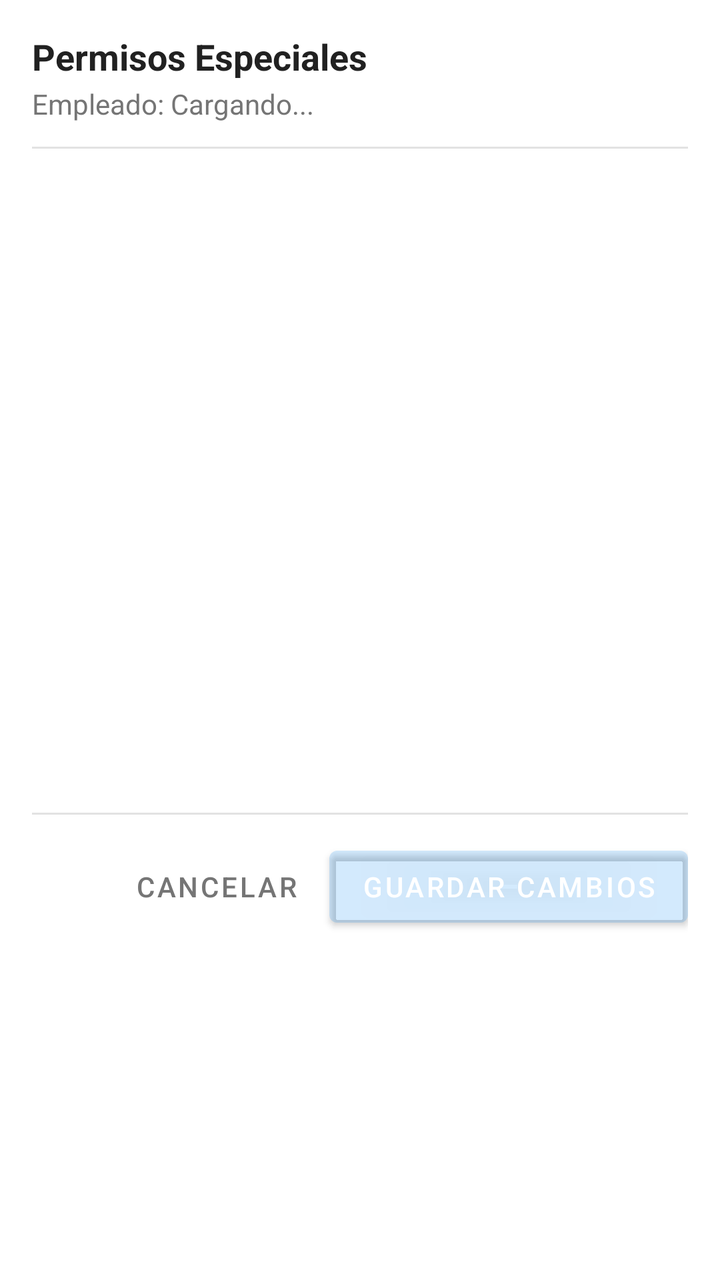
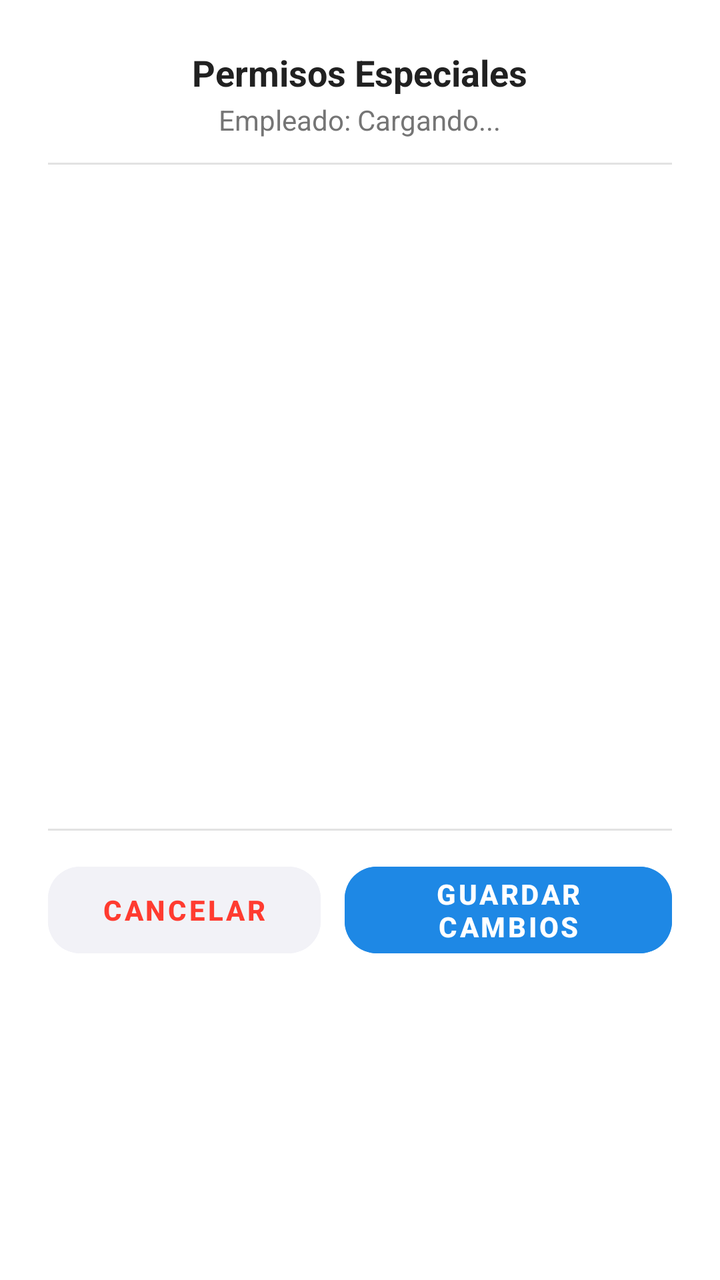

Screens rendered from an Android XML layout before and after an edit, with the pre-edit source and the edit as a unified diff.
<!-- AndroidManifest.xml: application theme Theme.VERIFY -->
<!-- res/layout/dialog_permisos_especiales.xml -->
<?xml version="1.0" encoding="utf-8"?>
<LinearLayout xmlns:android="http://schemas.android.com/apk/res/android"
    xmlns:app="http://schemas.android.com/apk/res-auto"
    android:layout_width="match_parent"
    android:layout_height="wrap_content"
    xmlns:tools="http://schemas.android.com/tools"
    android:background="@color/white_pure"
    android:orientation="vertical"
    android:padding="16dp">

    <TextView
        android:id="@+id/tv_title"
        android:layout_width="match_parent"
        android:layout_height="wrap_content"
        android:text="Permisos Especiales"
        android:textColor="@color/grey_text_dark"
        android:textSize="18sp"
        android:textStyle="bold" />

    <TextView
        android:id="@+id/tv_employee_subtitle"
        android:layout_width="match_parent"
        android:layout_height="wrap_content"
        android:layout_marginTop="2dp"
        android:text="Empleado: Cargando..."
        android:textColor="@color/grey_text_secondary"
        android:textSize="14sp" />

    <View
        android:layout_width="match_parent"
        android:layout_height="1dp"
        android:layout_marginTop="12dp"
        android:layout_marginBottom="12dp"
        android:background="@color/grey_text_secondary"
        android:alpha="0.2" />

    <androidx.recyclerview.widget.RecyclerView
        android:id="@+id/rv_permissions"
        android:layout_width="match_parent"
        android:layout_height="320dp"
        android:clipToPadding="false"
        android:paddingBottom="8dp"
        tools:listitem="@layout/item_permission_switch"/>

    <View
        android:layout_width="match_parent"
        android:layout_height="1dp"
        android:layout_marginBottom="12dp"
        android:background="@color/grey_text_secondary"
        android:alpha="0.2" />

    <LinearLayout
        android:layout_width="match_parent"
        android:layout_height="wrap_content"
        android:orientation="horizontal"
        android:gravity="end">

        <Button
            android:id="@+id/btn_cancel"
            style="@style/Widget.MaterialComponents.Button.TextButton"
            android:layout_width="wrap_content"
            android:layout_height="wrap_content"
            android:text="Cancelar"
            android:textColor="@color/grey_text_secondary" />

        <Button
            android:id="@+id/btn_save"
            android:layout_width="wrap_content"
            android:layout_height="wrap_content"
            android:layout_marginStart="8dp"
            android:text="Guardar Cambios"
            android:backgroundTint="@color/selected_item_blue"
            android:textColor="@color/white_pure" />
    </LinearLayout>

</LinearLayout>
<!-- res/layout/item_permission_switch.xml (included above) -->
<?xml version="1.0" encoding="utf-8"?>
<androidx.cardview.widget.CardView xmlns:android="http://schemas.android.com/apk/res/android"
    xmlns:app="http://schemas.android.com/apk/res-auto"
    android:layout_width="match_parent"
    android:layout_height="wrap_content"
    android:layout_marginHorizontal="12dp"
    android:layout_marginVertical="4dp"
    app:cardBackgroundColor="@color/white_pure"
    app:cardCornerRadius="8dp"
    app:cardElevation="2dp">

    <androidx.constraintlayout.widget.ConstraintLayout
        android:layout_width="match_parent"
        android:layout_height="wrap_content"
        android:padding="12dp">

        <TextView
            android:id="@+id/tv_permission_name"
            android:layout_width="0dp"
            android:layout_height="wrap_content"
            android:layout_marginEnd="16dp"
            android:text="Crear Ventas Directas"
            android:textColor="@color/grey_text_dark"
            android:textSize="15sp"
            android:textStyle="bold"
            app:layout_constraintEnd_toStartOf="@+id/switch_permission"
            app:layout_constraintStart_toStartOf="parent"
            app:layout_constraintTop_toTopOf="parent" />

        <TextView
            android:id="@+id/tv_permission_description"
            android:layout_width="0dp"
            android:layout_height="wrap_content"
            android:text="Módulo: Ventas (FUNC_VENTAS_CREATE)"
            android:textColor="@color/grey_text_secondary"
            android:textSize="12sp"
            app:layout_constraintEnd_toEndOf="@+id/tv_permission_name"
            app:layout_constraintStart_toStartOf="@+id/tv_permission_name"
            app:layout_constraintTop_toBottomOf="@+id/tv_permission_name" />

        <TextView
            android:id="@+id/tv_permission_source"
            android:layout_width="0dp"
            android:layout_height="wrap_content"
            android:layout_marginTop="2dp"
            android:text="👥 Heredado de su Rol"
            android:textColor="@color/selected_item_blue"
            android:textSize="11sp"
            android:textStyle="italic"
            app:layout_constraintBottom_toBottomOf="parent"
            app:layout_constraintEnd_toEndOf="@+id/tv_permission_description"
            app:layout_constraintStart_toStartOf="@+id/tv_permission_description"
            app:layout_constraintTop_toBottomOf="@+id/tv_permission_description" />

        <com.google.android.material.switchmaterial.SwitchMaterial
            android:id="@+id/switch_permission"
            android:layout_width="wrap_content"
            android:layout_height="wrap_content"
            app:layout_constraintBottom_toBottomOf="parent"
            app:layout_constraintEnd_toEndOf="parent"
            app:layout_constraintTop_toTopOf="parent" />

    </androidx.constraintlayout.widget.ConstraintLayout>

</androidx.cardview.widget.CardView>
<!-- resources referenced by this layout -->
<resources>
  <color name="grey_text_dark">#212121</color>
  <color name="grey_text_secondary">#757575</color>
  <color name="selected_item_blue">#1A2196F3</color>
  <color name="white_pure">#FFFFFF</color>
  <style name="Theme.VERIFY" parent="Base.Theme.VERIFY" />
  <style name="Base.Theme.VERIFY" parent="Theme.MaterialComponents.Light.NoActionBar">
          <item name="colorPrimary">@color/blue_corporative_primary</item>
          <item name="colorPrimaryDark">@color/blue_corporative_primary</item>
          <item name="colorAccent">@color/blue_corporative_primary</item>
  
          <item name="android:statusBarColor">@color/blue_corporative_primary</item>
          <item name="android:windowLightStatusBar">false</item>
          <item name="android:windowDrawsSystemBarBackgrounds">true</item>
          <item name="android:windowTranslucentStatus">false</item>
  
          <item name="android:textColorPrimary">@color/grey_text_dark</item>
  
          <item name="bottomSheetDialogTheme">@style/CustomBottomSheetDialog</item>
      </style>
  <color name="blue_corporative_primary">#1E88E5</color>
  <style name="CustomBottomSheetDialog" parent="Theme.Design.Light.BottomSheetDialog">
          <item name="android:windowIsFloating">false</item>
          <item name="bottomSheetStyle">@style/CustomBottomSheetStyle</item>
      </style>
  <style name="CustomBottomSheetStyle" parent="Widget.Design.BottomSheet.Modal">
          <item name="android:background">@drawable/bg_bottom_sheet</item>
          <item name="backgroundTint">@android:color/transparent</item>
      </style>
  <!-- drawable bg_bottom_sheet (drawable) -->
  <shape xmlns:android="http://schemas.android.com/apk/res/android">
      <solid android:color="@color/white_pure" />
      <corners android:topLeftRadius="20dp" android:topRightRadius="20dp" />
  </shape>
</resources>

<!-- the commit's change to res/layout/dialog_permisos_especiales.xml (unified diff, before → after) -->
@@ -1,86 +1,111 @@
 <?xml version="1.0" encoding="utf-8"?>
-<LinearLayout xmlns:android="http://schemas.android.com/apk/res/android"
+<com.google.android.material.card.MaterialCardView xmlns:android="http://schemas.android.com/apk/res/android"
     xmlns:app="http://schemas.android.com/apk/res-auto"
+    xmlns:tools="http://schemas.android.com/tools"
     android:layout_width="match_parent"
     android:layout_height="wrap_content"
-    xmlns:tools="http://schemas.android.com/tools"
-    android:background="@color/white_pure"
-    android:orientation="vertical"
-    android:padding="16dp">
-
-    <TextView
-        android:id="@+id/tv_title"
-        android:layout_width="match_parent"
-        android:layout_height="wrap_content"
-        android:text="Permisos Especiales"
-        android:textColor="@color/grey_text_dark"
-        android:textSize="18sp"
-        android:textStyle="bold" />
-
-    <TextView
-        android:id="@+id/tv_employee_subtitle"
-        android:layout_width="match_parent"
-        android:layout_height="wrap_content"
-        android:layout_marginTop="2dp"
-        android:text="Empleado: Cargando..."
-        android:textColor="@color/grey_text_secondary"
-        android:textSize="14sp" />
-
-    <View
-        android:layout_width="match_parent"
-        android:layout_height="1dp"
-        android:layout_marginTop="12dp"
-        android:layout_marginBottom="12dp"
-        android:background="@color/grey_text_secondary"
-        android:alpha="0.2" />
-
-    <androidx.recyclerview.widget.RecyclerView
-        android:id="@+id/rv_permissions"
-        android:layout_width="match_parent"
-        android:layout_height="320dp"
-        android:clipToPadding="false"
-        android:paddingBottom="8dp"
-        tools:listitem="@layout/item_permission_switch"/>
-
-    <View
-        android:layout_width="match_parent"
-        android:layout_height="1dp"
-        android:layout_marginBottom="12dp"
-        android:background="@color/grey_text_secondary"
-        android:alpha="0.2" />
+    app:cardBackgroundColor="@color/white_pure"
+    app:cardCornerRadius="28dp"
+    app:cardElevation="0dp">
 
     <LinearLayout
         android:layout_width="match_parent"
         android:layout_height="wrap_content"
-        android:orientation="horizontal"
-        android:gravity="end">
+        android:orientation="vertical"
+        android:padding="24dp">
+        <LinearLayout
+            android:layout_width="match_parent"
+            android:layout_height="wrap_content"
+            android:gravity="center"
+            android:orientation="vertical">
+            <TextView
+                android:id="@+id/tv_title"
+                android:layout_width="wrap_content"
+                android:layout_height="wrap_content"
+                android:text="Permisos Especiales"
+                android:textColor="@color/grey_text_dark"
+                android:textSize="18sp"
+                android:textStyle="bold" />
 
-        <Button
-            android:id="@+id/btn_cancel"
-            style="@style/Widget.MaterialComponents.Button.TextButton"
-            android:layout_width="wrap_content"
+            <TextView
+                android:id="@+id/tv_employee_subtitle"
+                android:layout_width="wrap_content"
+                android:layout_height="wrap_content"
+                android:layout_marginTop="2dp"
+                android:text="Empleado: Cargando..."
+                android:textColor="@color/grey_text_secondary"
+                android:textSize="14sp" />
+        </LinearLayout>
+
+
+
+        <View
+            android:layout_width="match_parent"
+            android:layout_height="1dp"
+            android:layout_marginTop="12dp"
+            android:layout_marginBottom="12dp"
+            android:alpha="0.2"
+            android:background="@color/grey_text_secondary" />
+
+        <androidx.recyclerview.widget.RecyclerView
+            android:id="@+id/rv_permissions"
+            android:layout_width="match_parent"
+            android:layout_height="320dp"
+            android:clipToPadding="false"
+            android:paddingBottom="8dp"
+            tools:listitem="@layout/item_permission_switch" />
+
+        <View
+            android:layout_width="match_parent"
+            android:layout_height="1dp"
+            android:layout_marginBottom="12dp"
+            android:alpha="0.2"
+            android:background="@color/grey_text_secondary" />
+
+        <LinearLayout
+            android:layout_width="match_parent"
             android:layout_height="wrap_content"
-            android:text="Cancelar"
-            android:textColor="@color/grey_text_secondary" />
+            android:baselineAligned="false"
+            android:gravity="fill"
+            android:orientation="horizontal">
 
-        <Button
-            android:id="@+id/btn_save"
-            android:layout_width="wrap_content"
-            android:layout_height="wrap_content"
-            android:layout_marginStart="8dp"
-            android:text="Guardar Cambios"
-            android:backgroundTint="@color/selected_item_blue"
-            android:textColor="@color/white_pure" />
+
+            <com.google.android.material.button.MaterialButton
+                android:id="@+id/btn_cancel"
+                style="@style/Widget.MaterialComponents.Button.UnelevatedButton"
+                android:layout_width="0dp"
+                android:layout_height="match_parent"
+                android:layout_weight="1"
+                android:backgroundTint="#F2F2F7"
+                android:text="Cancelar"
+                android:textColor="#FF3B30"
+                android:textStyle="bold"
+                app:cornerRadius="16dp" />
+
+            <com.google.android.material.button.MaterialButton
+                android:id="@+id/btn_save"
+                style="@style/Widget.MaterialComponents.Button.UnelevatedButton"
+                android:layout_width="0dp"
+                android:layout_height="match_parent"
+                android:layout_marginStart="12dp"
+                android:layout_weight="1.2"
+                android:backgroundTint="@color/blue_corporative_primary"
+                android:text="Guardar Cambios"
+                android:textStyle="bold"
+                app:cornerRadius="16dp"
+                app:elevation="2dp" />
+        </LinearLayout>
     </LinearLayout>
 
-</LinearLayout>
+
+</com.google.android.material.card.MaterialCardView>
 <!-- res/layout/item_permission_switch.xml (included above) -->
 <?xml version="1.0" encoding="utf-8"?>
 <androidx.cardview.widget.CardView xmlns:android="http://schemas.android.com/apk/res/android"
     xmlns:app="http://schemas.android.com/apk/res-auto"
     android:layout_width="match_parent"
     android:layout_height="wrap_content"
-    android:layout_marginHorizontal="12dp"
+    android:layout_marginHorizontal="1dp"
     android:layout_marginVertical="4dp"
     app:cardBackgroundColor="@color/white_pure"
     app:cardCornerRadius="8dp"
@@ -137,6 +162,7 @@
             app:layout_constraintEnd_toEndOf="parent"
             app:layout_constraintTop_toTopOf="parent" />
 
+
     </androidx.constraintlayout.widget.ConstraintLayout>
 
 </androidx.cardview.widget.CardView>
